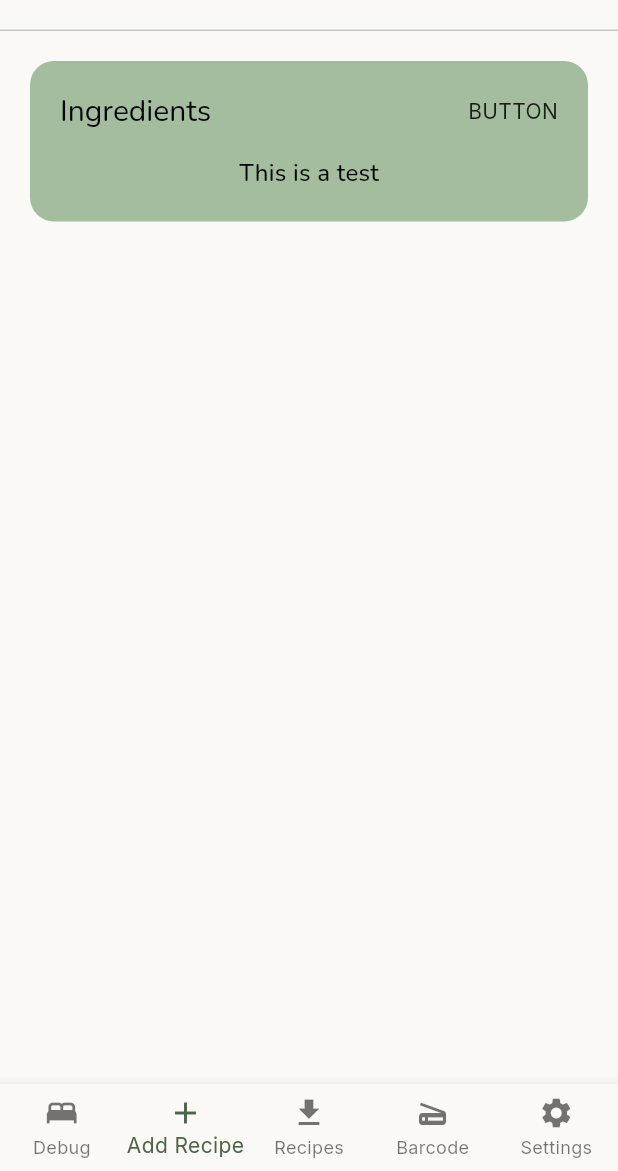
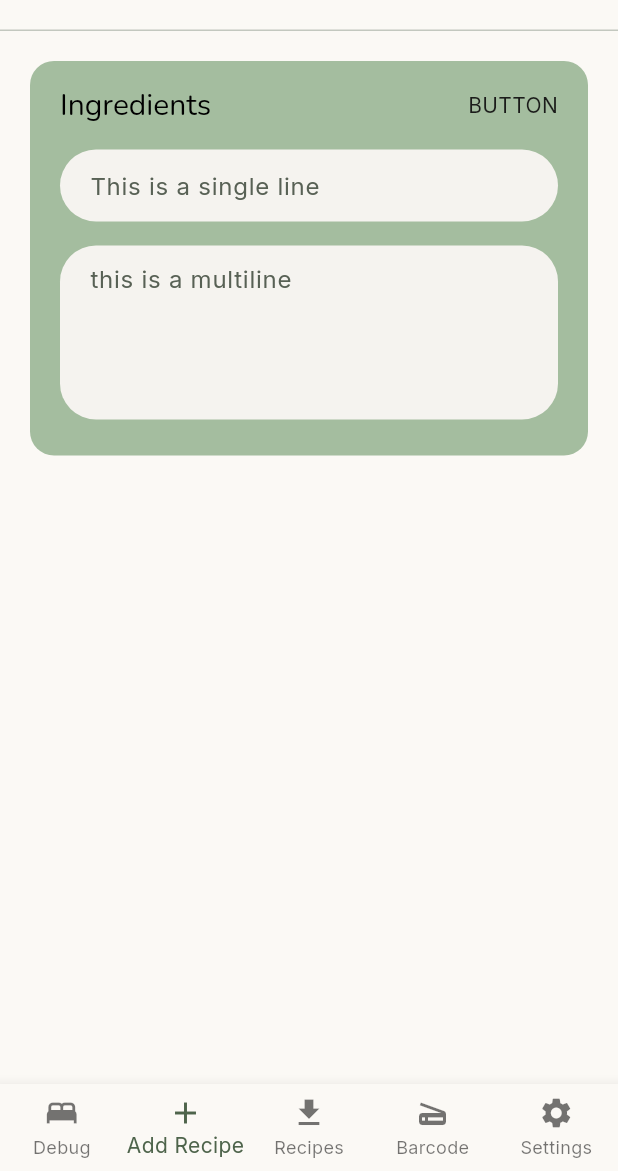
Before and after one commit to tysenh1/pantry.io-mobile, a Flutter app: the screen it shows after launch, on a phone screen of 412 x 824 dp, the part 65-1236 px from its top. Run offline on Flutter 3.47's test engine with Material 3 defaults, Android fonts, the phone set to English and light mode, and no system bars; our stand-ins replace drift, google_fonts, permission_handler; missing offline and left inert: fuzzy, mobile_scanner, openfoodfacts; accounts and stored records are empty; generated files the repository leaves out were written again.

Commit message:
feat/created custom input styling and created the input widget

```diff
--- a/lib/core/utils/theme-utils.dart
+++ b/lib/core/utils/theme-utils.dart
@@ -7,6 +7,8 @@ TextTheme createTextTheme(
   TextTheme bodyTextTheme = GoogleFonts.getTextTheme(bodyFontString, baseTextTheme);
   TextTheme displayTextTheme =
   GoogleFonts.getTextTheme(displayFontString, baseTextTheme);
+  String PrimaryFont = 'Nunito';
+  String SecondaryFont = 'Inter';
   TextTheme textTheme = displayTextTheme.copyWith(
     bodyLarge: bodyTextTheme.bodyLarge,
     bodyMedium: bodyTextTheme.bodyMedium,
@@ -15,5 +17,6 @@ TextTheme createTextTheme(
     labelMedium: bodyTextTheme.labelMedium,
     labelSmall: bodyTextTheme.labelSmall,
   );
+
   return textTheme;
 }
--- a/lib/core/utils/theme.dart
+++ b/lib/core/utils/theme.dart
@@ -346,6 +346,23 @@ class MaterialTheme {
     ),
     scaffoldBackgroundColor: colorScheme.background,
     canvasColor: colorScheme.surface,
+    inputDecorationTheme: InputDecorationTheme(
+      filled: true,
+      fillColor: colorScheme.surfaceContainerLow,
+      border: OutlineInputBorder(
+        borderRadius: BorderRadius.circular(24),
+        borderSide: BorderSide.none
+      ),
+      contentPadding: const EdgeInsets.symmetric(
+        horizontal: 16,
+        vertical: 10
+      ),
+      hintStyle: TextStyle(
+        color: colorScheme.secondary,
+        fontFamily: 'Inter',
+        fontSize: 16,
+      )
+    )
   );
 
 
--- a/lib/main.dart
+++ b/lib/main.dart
@@ -48,7 +48,7 @@ class MyApp extends StatelessWidget {
     return MaterialApp(
       title: 'Pantry App',
       theme: theme.light(),
-      darkTheme: theme.dark(),
+      // darkTheme: theme.dark(),
       themeMode: ThemeMode.system,
       home: const MainWrapper(),
     );
--- a/lib/ui/screens/add_recipe_screen.dart
+++ b/lib/ui/screens/add_recipe_screen.dart
@@ -2,8 +2,9 @@ import 'package:flutter/material.dart';
 import 'package:pantry_io_mobile/data/database/app_database.dart';
 import 'package:pantry_io_mobile/domain/models/add_recipe.dart';
 import 'package:pantry_io_mobile/domain/models/pantry_generic_name_response.dart';
-import 'package:pantry_io_mobile/ui/widgets/common/styled_app_bar.dart';
-import 'package:pantry_io_mobile/ui/widgets/common/styled_app_card.dart';
+import 'package:pantry_io_mobile/ui/widgets/common/app_header.dart';
+import 'package:pantry_io_mobile/ui/widgets/common/app_card.dart';
+import 'package:pantry_io_mobile/ui/widgets/common/app_text_field.dart';
 import 'package:provider/provider.dart';
 
 class AddRecipeScreen extends StatefulWidget {
@@ -101,20 +102,21 @@ class _AddRecipeScreenState extends State<AddRecipeScreen> {
   @override
   Widget build(BuildContext context) {
     return Scaffold(
-      appBar: StyledAppBar(title: 'Add Recipe'),
+      appBar: AppHeader(title: 'Add Recipe'),
       body: SingleChildScrollView(
         padding: EdgeInsets.all(20),
         child: Column(
           children: [
-            StyledAppCard(
+            AppCard(
               title: "Ingredients",
               action: Text("BUTTON"),
-              child: Text(
-                "This is a test",
-                style: Theme.of(context).textTheme.titleMedium?.copyWith(
-                  color: Color.fromARGB(255,0,0,0)
-                )
-              ),
+              child: Column(
+                spacing: 16,
+                children: [
+                  AppTextField(placeholder: 'This is a single line'),
+                  AppTextField(placeholder: 'this is a multiline', isMultiLine: true,)
+                ]
+              )
             )
           ]
         )
--- a/lib/ui/widgets/common/styled_app_card.dart
+++ b/lib/ui/widgets/common/app_card.dart
@@ -2,12 +2,12 @@
 
 import 'package:flutter/material.dart';
 
-class StyledAppCard extends StatelessWidget {
+class AppCard extends StatelessWidget {
   final Widget child;
   final String? title;
   final Widget? action;
   final Color? color;
-  const StyledAppCard({
+  const AppCard({
     super.key,
     required this.child,
     this.action,
@@ -18,7 +18,7 @@ class StyledAppCard extends StatelessWidget {
   @override
   Widget build(BuildContext context) {
     return Container(
-      padding: const EdgeInsets.all(20),
+      padding: const EdgeInsets.only(top: 16, right: 20, bottom: 24, left: 20),
       width: double.infinity,
       decoration: BoxDecoration(
         borderRadius: BorderRadius.circular(16),
--- a/lib/ui/widgets/common/styled_app_bar.dart
+++ b/lib/ui/widgets/common/app_header.dart
@@ -3,9 +3,9 @@
 import 'package:flutter/cupertino.dart';
 import 'package:flutter/material.dart';
 
-class StyledAppBar extends StatelessWidget implements PreferredSizeWidget {
+class AppHeader extends StatelessWidget implements PreferredSizeWidget {
   final String title;
-  const StyledAppBar({
+  const AppHeader({
     super.key,
     required this.title,
   });
--- /dev/null
+++ b/lib/ui/widgets/common/app_text_field.dart
@@ -0,0 +1,38 @@
+
+
+import 'package:flutter/cupertino.dart';
+import 'package:flutter/material.dart';
+
+class AppTextField extends StatelessWidget {
+  final String? placeholder;
+  final bool? isMultiLine;
+  final TextEditingController? controller;
+  final ValueChanged<String>? onChanged;
+  final TextInputType? keyboardType;
+  final String? Function(String?)? validator;
+
+  const AppTextField({
+    super.key,
+    this.placeholder,
+    this.isMultiLine = false,
+    this.controller,
+    this.onChanged,
+    this.keyboardType,
+    this.validator
+  });
+
+  @override
+  Widget build(BuildContext context) {
+    return TextFormField(
+      controller: controller,
+      onChanged: onChanged,
+      validator: validator,
+      keyboardType: isMultiLine! ? TextInputType.multiline : keyboardType,
+      maxLines: isMultiLine! ? null : 1,
+      minLines: isMultiLine! ? 4 : 1,
+      decoration: InputDecoration(
+        hintText: placeholder
+      ),
+    );
+  }
+}
```
